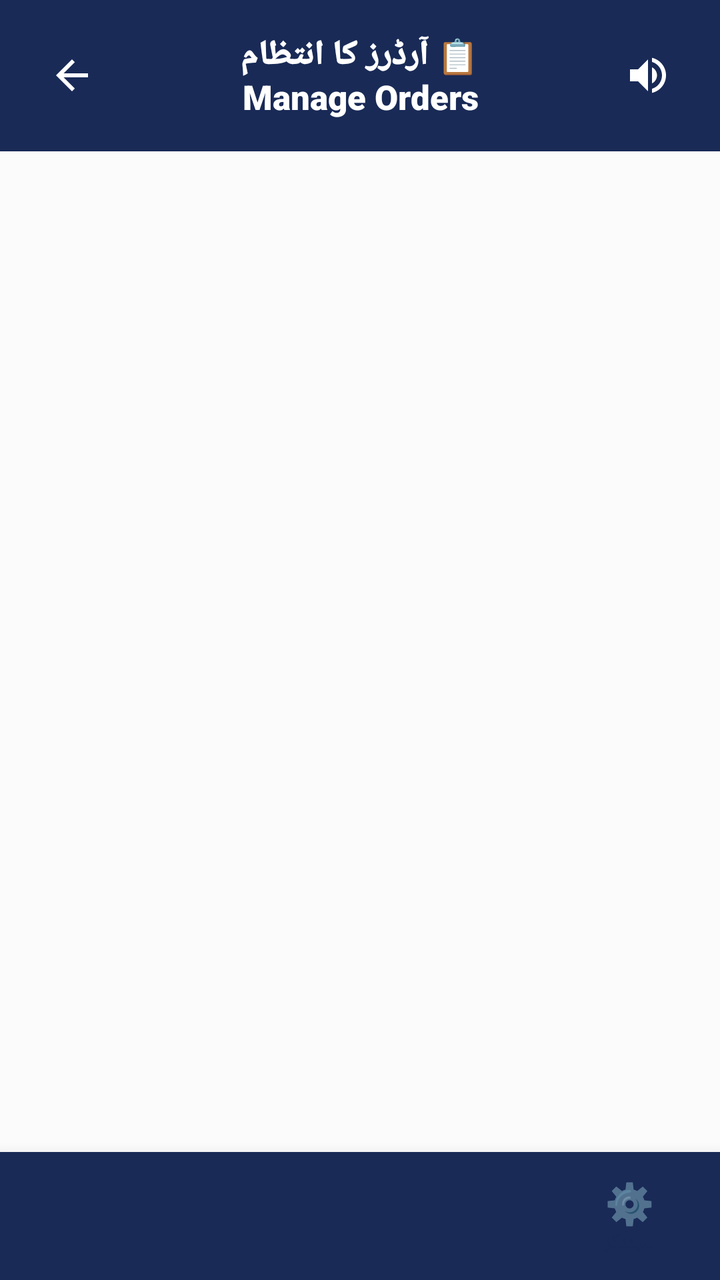
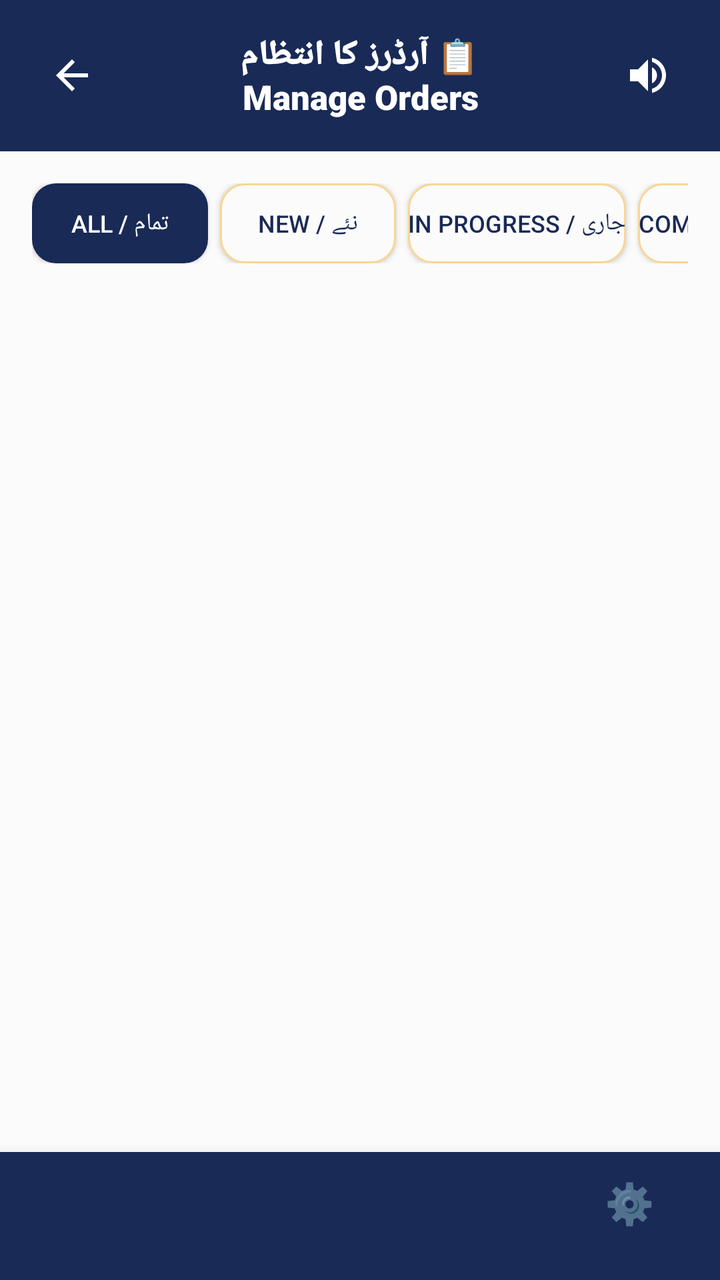

Screens rendered from an Android XML layout before and after an edit, with the pre-edit source and the edit as a unified diff.
<!-- AndroidManifest.xml: application theme Theme.SheEmpower -->
<!-- res/layout/activity_seller_orders.xml -->
<?xml version="1.0" encoding="utf-8"?>
<LinearLayout xmlns:android="http://schemas.android.com/apk/res/android"
    xmlns:app="http://schemas.android.com/apk/res-auto"
    android:layout_width="match_parent"
    android:layout_height="match_parent"
    android:orientation="vertical"
    android:background="@color/background">

    
    <RelativeLayout
        android:layout_width="match_parent"
        android:layout_height="wrap_content"
        android:background="@color/primary"
        android:padding="16dp">

        <ImageButton
            android:id="@+id/btnBack"
            android:layout_width="40dp"
            android:layout_height="40dp"
            android:layout_alignParentStart="true"
            android:layout_centerVertical="true"
            android:background="?attr/selectableItemBackgroundBorderless"
            android:src="@drawable/ic_arrow_back"
            app:tint="#FFFFFF"
            android:contentDescription="Back" />

        <TextView
            android:layout_width="wrap_content"
            android:layout_height="wrap_content"
            android:layout_centerInParent="true"
            android:text="📋 آرڈرز کا انتظام&#10;Manage Orders"
            android:textSize="17sp"
            android:gravity="center"
            android:fontFamily="sans-serif-black"
            android:textColor="#FFFFFF" />

        <ImageButton
            android:id="@+id/btnSpeaker"
            android:layout_width="40dp"
            android:layout_height="40dp"
            android:layout_alignParentEnd="true"
            android:layout_centerVertical="true"
            android:background="?attr/selectableItemBackgroundBorderless"
            android:src="@drawable/ic_speaker"
            app:tint="#FFFFFF"
            android:contentDescription="Speaker" />
    </RelativeLayout>

    <LinearLayout
        android:layout_width="match_parent"
        android:layout_height="0dp"
        android:layout_weight="1"
        android:orientation="vertical"
        android:padding="16dp">

        <TextView
            android:id="@+id/tvEmpty"
            android:layout_width="match_parent"
            android:layout_height="wrap_content"
            android:text="ابھی تک کوئی آرڈر نہیں"
            android:gravity="center"
            android:textColor="@color/text_secondary"
            android:visibility="gone" />

        <androidx.recyclerview.widget.RecyclerView
            android:id="@+id/rvOrders"
            android:layout_width="match_parent"
            android:layout_height="match_parent" />
    </LinearLayout>

    <include
        layout="@layout/bottom_nav_bar"
        android:id="@+id/bottomNav" />
</LinearLayout>
<!-- res/layout/bottom_nav_bar.xml (included above) -->
<?xml version="1.0" encoding="utf-8"?>
<LinearLayout
    xmlns:android="http://schemas.android.com/apk/res/android"
    android:id="@+id/bottomNav"
    android:layout_width="match_parent"
    android:layout_height="64dp"
    android:orientation="horizontal"
    android:background="#192A56"
    android:elevation="12dp">

    
    <LinearLayout
        android:id="@+id/navItem1"
        android:layout_width="0dp"
        android:layout_height="match_parent"
        android:layout_weight="1"
        android:orientation="vertical"
        android:gravity="center"
        android:clickable="true"
        android:focusable="true">

        <TextView
            android:id="@+id/navIcon1"
            android:layout_width="wrap_content"
            android:layout_height="wrap_content"
            android:textSize="20sp"/>

        <TextView
            android:id="@+id/navLabel1"
            android:layout_width="wrap_content"
            android:layout_height="wrap_content"
            android:textSize="10sp"
            android:textColor="@color/text_primary"/>

    </LinearLayout>

    
    <LinearLayout
        android:id="@+id/navItem2"
        android:layout_width="0dp"
        android:layout_height="match_parent"
        android:layout_weight="1"
        android:orientation="vertical"
        android:gravity="center"
        android:clickable="true"
        android:focusable="true">

        <TextView
            android:id="@+id/navIcon2"
            android:layout_width="wrap_content"
            android:layout_height="wrap_content"
            android:textSize="20sp"/>

        <TextView
            android:id="@+id/navLabel2"
            android:layout_width="wrap_content"
            android:layout_height="wrap_content"
            android:textSize="10sp"
            android:textColor="@color/text_primary"/>

    </LinearLayout>

    
    <LinearLayout
        android:id="@+id/navItem3"
        android:layout_width="0dp"
        android:layout_height="match_parent"
        android:layout_weight="1"
        android:orientation="vertical"
        android:gravity="center"
        android:clickable="true"
        android:focusable="true">

        <TextView
            android:id="@+id/navIcon3"
            android:layout_width="wrap_content"
            android:layout_height="wrap_content"
            android:textSize="20sp"/>

        <TextView
            android:id="@+id/navLabel3"
            android:layout_width="wrap_content"
            android:layout_height="wrap_content"
            android:textSize="10sp"
            android:textColor="@color/text_primary"/>

    </LinearLayout>

    
    <LinearLayout
        android:id="@+id/navItem4"
        android:layout_width="0dp"
        android:layout_height="match_parent"
        android:layout_weight="1"
        android:orientation="vertical"
        android:gravity="center"
        android:clickable="true"
        android:focusable="true">

        <TextView
            android:id="@+id/navIcon4"
            android:layout_width="wrap_content"
            android:layout_height="wrap_content"
            android:text="⚙️"
            android:textSize="20sp"/>

        <TextView
            android:id="@+id/navLabel4"
            android:layout_width="wrap_content"
            android:layout_height="wrap_content"
            android:text="سیٹنگز"
            android:textSize="10sp"
            android:textColor="@color/text_primary"/>

    </LinearLayout>

</LinearLayout>
<!-- resources referenced by this layout -->
<resources>
  <color name="background">#FCFBFB</color>
  <color name="primary">#192A56</color>
  kkkkkkkkk
  <color name="text_primary">#192A56</color>
  <color name="text_secondary">#6B7A99</color>
  <!-- drawable ic_arrow_back (drawable) -->
  <?xml version="1.0" encoding="utf-8"?>
  <vector xmlns:android="http://schemas.android.com/apk/res/android"
      android:width="24dp"
      android:height="24dp"
      android:viewportWidth="24"
      android:viewportHeight="24">
      <path
          android:fillColor="#FFFFFF"
          android:pathData="M20,11H7.83l5.59-5.59L12,4l-8,8l8,8l1.41-1.41L7.83,13H20v-2z"/>
  </vector>
  <!-- drawable ic_speaker (drawable) -->
  <?xml version="1.0" encoding="utf-8"?>
  <vector xmlns:android="http://schemas.android.com/apk/res/android"
      android:width="24dp"
      android:height="24dp"
      android:viewportWidth="24"
      android:viewportHeight="24">
      <path
          android:fillColor="#FFFFFF"
          android:pathData="M3,9v6h4l5,5V4L7,9H3zm13.5,3c0-1.77-1.02-3.29-2.5-4.03v8.05c1.48-0.73,2.5-2.25,2.5-4.02zM14,3.23v2.06c2.89,0.86,5,3.54,5,6.71s-2.11,5.85-5,6.71v2.06c4.01-0.91,7-4.49,7-8.77s-2.99-7.86-7-8.77z"/>
  </vector>
  <style name="Theme.SheEmpower" parent="Theme.AppCompat.Light.NoActionBar">
          <item name="colorPrimary">@color/primary</item>
          <item name="colorPrimaryDark">@color/primary_dark</item>
          <item name="colorAccent">@color/accent</item>
          <item name="android:windowBackground">@color/background</item>
          <item name="android:colorBackground">@color/background</item>
          <item name="android:textColorPrimary">@color/text_primary</item>
          <item name="android:textColorSecondary">@color/text_secondary</item>
          <item name="android:statusBarColor">@color/primary_dark</item>
      </style>
  <color name="primary_dark">#0F1B3D</color>
  <color name="accent">#F7D794</color>
</resources>

<!-- the commit's change to res/layout/activity_seller_orders.xml (unified diff, before → after) -->
@@ -52,6 +52,60 @@
         android:layout_weight="1"
         android:orientation="vertical"
         android:padding="16dp">
+
+        
+        <HorizontalScrollView
+            android:layout_width="match_parent"
+            android:layout_height="wrap_content"
+            android:scrollbars="none"
+            android:layout_marginBottom="12dp">
+
+            <LinearLayout
+                android:layout_width="wrap_content"
+                android:layout_height="wrap_content"
+                android:orientation="horizontal">
+
+                <Button
+                    android:id="@+id/btnFilterAll"
+                    android:layout_width="wrap_content"
+                    android:layout_height="40dp"
+                    android:text="All / تمام"
+                    android:textSize="12sp"
+                    android:background="@drawable/bg_skeu_button_primary"
+                    android:textColor="#FFFFFF"
+                    android:layout_marginEnd="6dp" />
+
+                <Button
+                    android:id="@+id/btnFilterPending"
+                    android:layout_width="wrap_content"
+                    android:layout_height="40dp"
+                    android:text="New / نئے"
+                    android:textSize="12sp"
+                    android:background="@drawable/bg_skeu_button_cream"
+                    android:textColor="@color/text_primary"
+                    android:layout_marginEnd="6dp" />
+
+                <Button
+                    android:id="@+id/btnFilterInProgress"
+                    android:layout_width="wrap_content"
+                    android:layout_height="40dp"
+                    android:text="In Progress / جاری"
+                    android:textSize="12sp"
+                    android:background="@drawable/bg_skeu_button_cream"
+                    android:textColor="@color/text_primary"
+                    android:layout_marginEnd="6dp" />
+
+                <Button
+                    android:id="@+id/btnFilterCompleted"
+                    android:layout_width="wrap_content"
+                    android:layout_height="40dp"
+                    android:text="Completed / مکمل"
+                    android:textSize="12sp"
+                    android:background="@drawable/bg_skeu_button_cream"
+                    android:textColor="@color/text_primary" />
+
+            </LinearLayout>
+        </HorizontalScrollView>
 
         <TextView
             android:id="@+id/tvEmpty"
@@ -183,7 +237,7 @@
             android:id="@+id/navLabel4"
             android:layout_width="wrap_content"
             android:layout_height="wrap_content"
-            android:text="سیٹنگز"
+            android:text="Settings"
             android:textSize="10sp"
             android:textColor="@color/text_primary"/>
 
<!-- resource entries referenced after the edit -->
@@ -5,6 +5,21 @@
   kkkkkkkkk
   <color name="text_primary">#192A56</color>
   <color name="text_secondary">#6B7A99</color>
+  <!-- drawable bg_skeu_button_cream (drawable) -->
+  <?xml version="1.0" encoding="utf-8"?>
+  <shape xmlns:android="http://schemas.android.com/apk/res/android"
+      android:shape="rectangle">
+      <solid android:color="@color/pearl_white" />
+      <corners android:radius="12dp" />
+      <stroke android:color="@color/champagne" android:width="1dp" />
+  </shape>
+  <!-- drawable bg_skeu_button_primary (drawable) -->
+  <?xml version="1.0" encoding="utf-8"?>
+  <shape xmlns:android="http://schemas.android.com/apk/res/android"
+      android:shape="rectangle">
+      <solid android:color="@color/midnight_navy" />
+      <corners android:radius="12dp" />
+  </shape>
   <!-- drawable ic_arrow_back (drawable) -->
   <?xml version="1.0" encoding="utf-8"?>
   <vector xmlns:android="http://schemas.android.com/apk/res/android"
@@ -37,6 +52,9 @@
           <item name="android:textColorSecondary">@color/text_secondary</item>
           <item name="android:statusBarColor">@color/primary_dark</item>
       </style>
+  <color name="pearl_white">#FCFBFB</color>
+  <color name="champagne">#F7D794</color>
+  <color name="midnight_navy">#192A56</color>
   <color name="primary_dark">#0F1B3D</color>
   <color name="accent">#F7D794</color>
 </resources>
